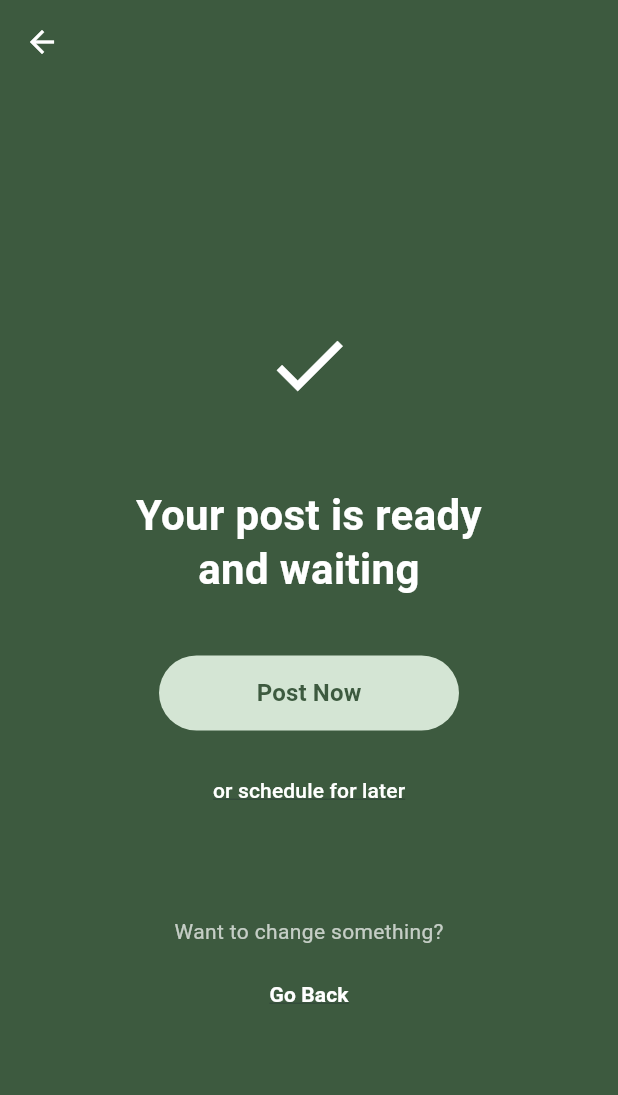
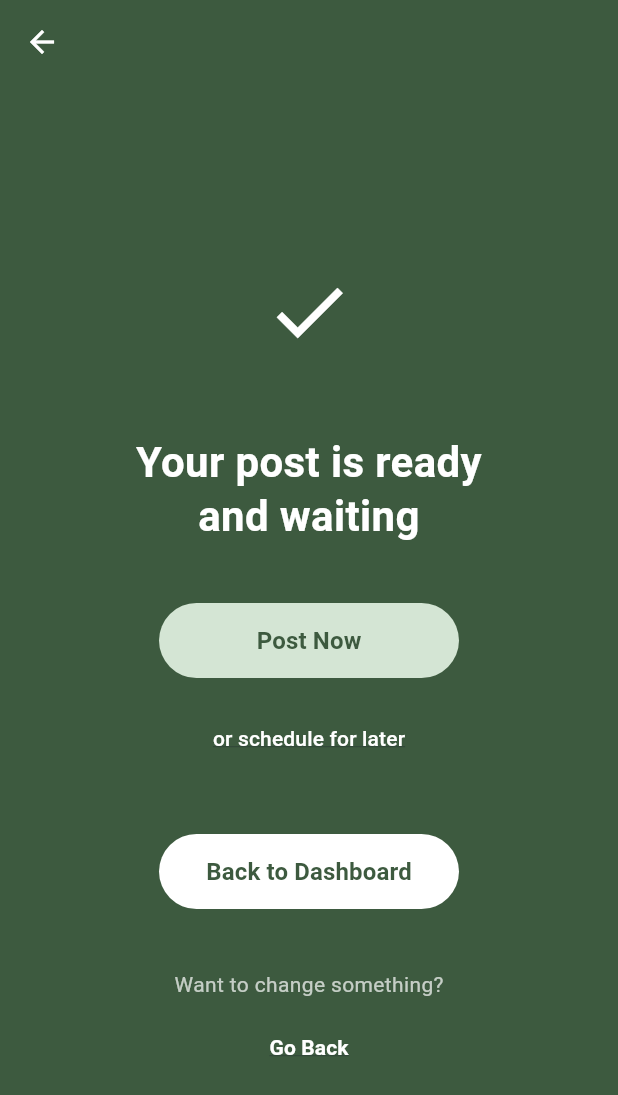
Before and after one commit to toshvarma/coco-app, a Flutter app: the PostReadyScreen screen opened directly with empty values, on a phone screen of 412 x 824 dp. Shown: the top 1095 px of the screen. Run offline on Flutter 3.47's test engine with Material 3 defaults, Android fonts, the phone set to English and light mode, and no system bars; our stand-ins replace flutter_markdown, shared_preferences; accounts and stored records are empty.

Commit message:
Added GoBack on post screen

```diff
--- a/lib/presentation/screens/post_ready_screen.dart
+++ b/lib/presentation/screens/post_ready_screen.dart
@@ -2,6 +2,7 @@ import 'package:flutter/material.dart';
 import '../../core/constants/colors.dart';
 import '../../data/services/schedule_service.dart';
 import '../../domain/models/scheduled_post_model.dart';
+import 'home_screen.dart';
 
 class PostReadyScreen extends StatelessWidget {
   final String platform;
@@ -107,7 +108,32 @@ class PostReadyScreen extends StatelessWidget {
                   ),
                 ),
 
-                const SizedBox(height: 60),
+                const SizedBox(height: 40),
+
+                // Dashboard button
+                SizedBox(
+                  width: 200,
+                  height: 50,
+                  child: ElevatedButton.icon(
+                    onPressed: () => _returnToDashboard(context),
+                    label: const Text(
+                      'Back to Dashboard',
+                      style: TextStyle(
+                        fontSize: 16,
+                        fontWeight: FontWeight.bold,
+                      ),
+                    ),
+                    style: ElevatedButton.styleFrom(
+                      backgroundColor: Colors.white,
+                      foregroundColor: AppColors.primarygreen,
+                      shape: RoundedRectangleBorder(
+                        borderRadius: BorderRadius.circular(25),
+                      ),
+                    ),
+                  ),
+                ),
+
+                const SizedBox(height: 40),
 
                 const Text(
                   'Want to change something?',
@@ -132,6 +158,13 @@ class PostReadyScreen extends StatelessWidget {
           ),
         ),
       ),
+    );
+  }
+
+  void _returnToDashboard(BuildContext context) {
+    Navigator.of(context).pushAndRemoveUntil(
+      MaterialPageRoute(builder: (context) => const HomeScreen()),
+          (route) => false,
     );
   }
 
```
